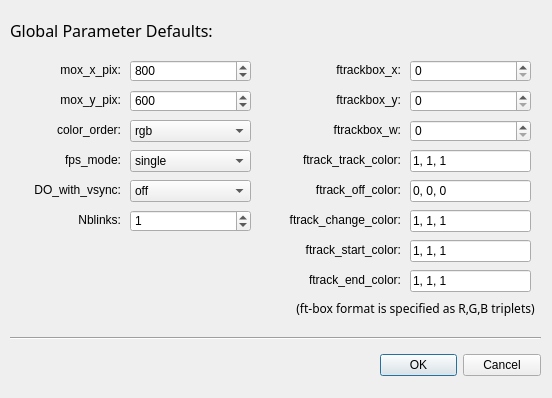
Above: ParamDefaultsWindow.ui from cculianu/StimulateOpenGL_II before the change. Below: the same form after it.
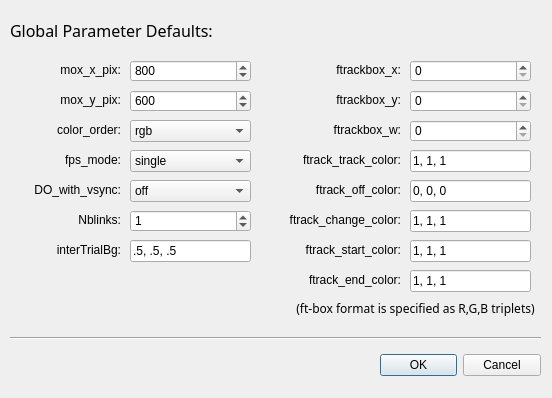
That is the form after the change.

Commit message: Made interTrialBg aka clearColor be settable in GUI and also support R,G,B color vals

Diff of the .ui file:
```diff
--- a/ParamDefaultsWindow.ui
+++ b/ParamDefaultsWindow.ui
@@ -542,6 +542,35 @@
     <set>Qt::AlignRight|Qt::AlignTrailing|Qt::AlignVCenter</set>
    </property>
   </widget>
+  <widget class="QLineEdit" name="le_inter_trial_bg">
+   <property name="geometry">
+    <rect>
+     <x>130</x>
+     <y>240</y>
+     <width>121</width>
+     <height>22</height>
+    </rect>
+   </property>
+   <property name="text">
+    <string>.5, .5, .5</string>
+   </property>
+  </widget>
+  <widget class="QLabel" name="label_17">
+   <property name="geometry">
+    <rect>
+     <x>-10</x>
+     <y>240</y>
+     <width>131</width>
+     <height>20</height>
+    </rect>
+   </property>
+   <property name="text">
+    <string>interTrialBg:</string>
+   </property>
+   <property name="alignment">
+    <set>Qt::AlignRight|Qt::AlignTrailing|Qt::AlignVCenter</set>
+   </property>
+  </widget>
  </widget>
  <resources/>
  <connections>
```
The commit also changes 5 other files.
